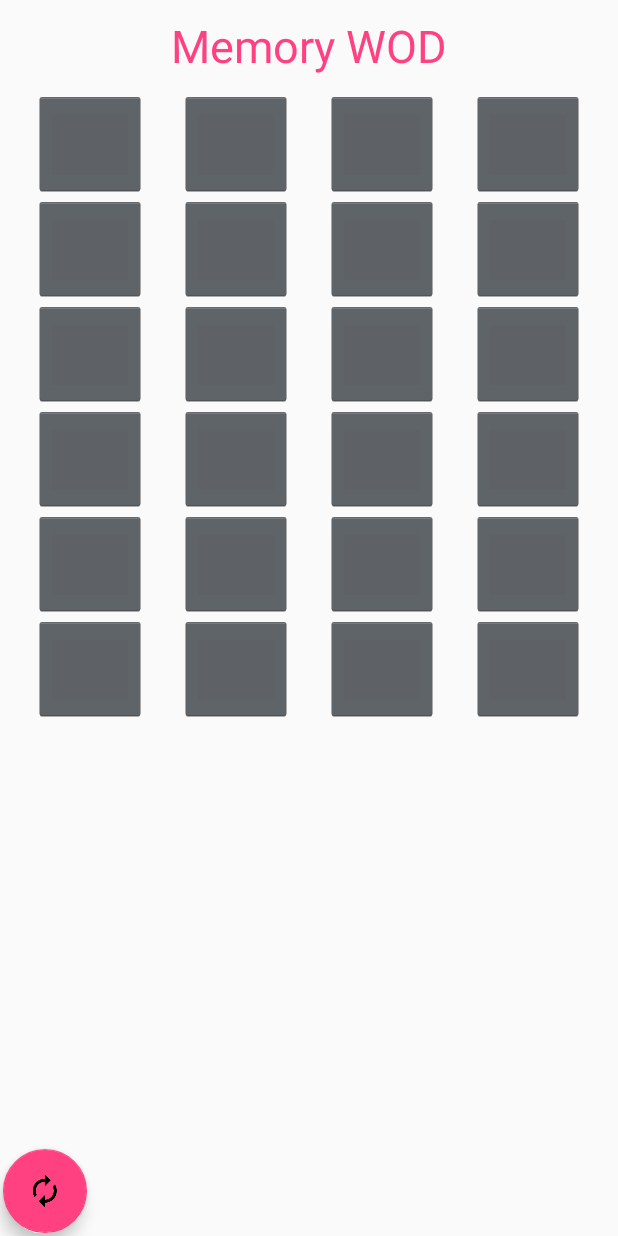
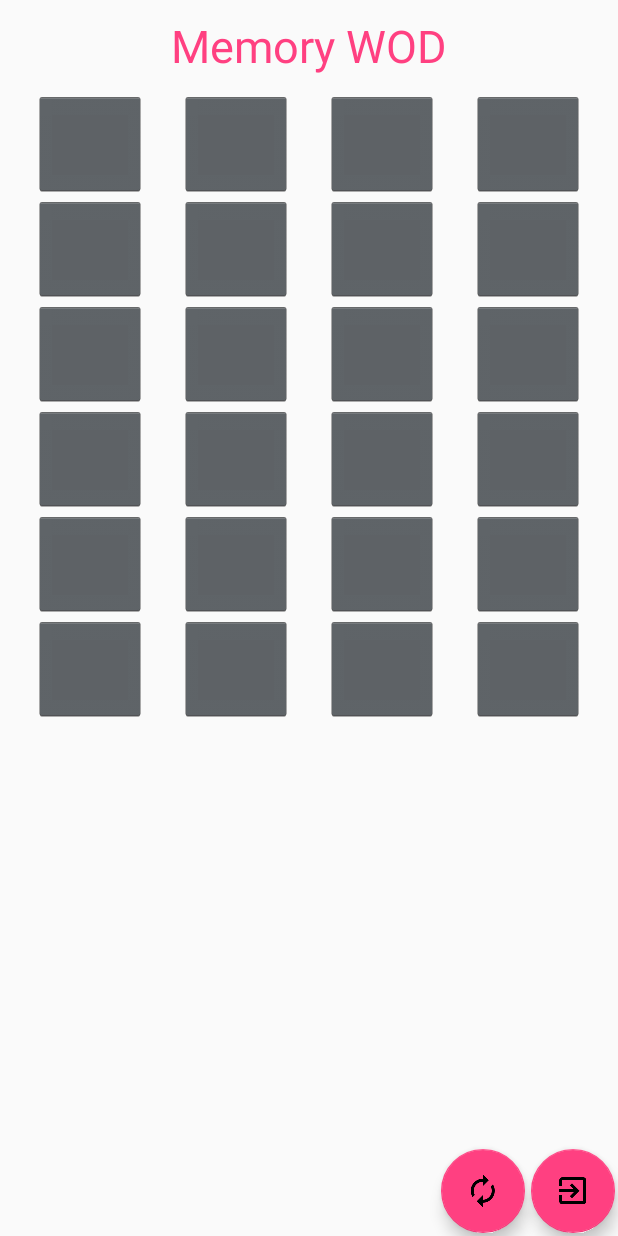
Before and after one commit to uncopyrightedapps/games-memory-wod, an Android app: the screen it shows after launch (PlayGameActivity), on a phone screen of 412 x 824 dp. Run offline under Robolectric (Android 15) with nearby library versions, the light colour scheme and no system bars.

Commit message:
Set main song to loop

```diff
--- a/app/src/main/java/org/uncopyrightedapps/games/memory_wod/PlayGameActivity.java
+++ b/app/src/main/java/org/uncopyrightedapps/games/memory_wod/PlayGameActivity.java
@@ -40,6 +40,7 @@ public class PlayGameActivity extends AppCompatActivity {
         });
 
         this.mMediaPlayer = MediaPlayer.create(this, R.raw.song1);
+        this.mMediaPlayer.setLooping(true);
     }
 
     private void setAdapter() {
--- a/app/src/main/res/layout/activity_play_game.xml
+++ b/app/src/main/res/layout/activity_play_game.xml
@@ -31,8 +31,19 @@
         android:layout_width="wrap_content"
         android:layout_height="wrap_content"
         android:layout_alignParentBottom="true"
+        android:layout_alignParentRight="true"
+        android:layout_margin="2dp"
+        android:clickable="true"
+        android:id="@+id/exitButton"
+        android:src="@drawable/ic_exit_to_app_black_24dp" />
+
+    <android.support.design.widget.FloatingActionButton
+        android:layout_width="wrap_content"
+        android:layout_height="wrap_content"
+        android:layout_alignParentBottom="true"
         android:layout_margin="2dp"
         android:id="@+id/restartButton"
+        android:layout_toStartOf="@id/exitButton"
         android:clickable="true"
         android:src="@drawable/ic_autorenew_black_24dp" />
 
```
